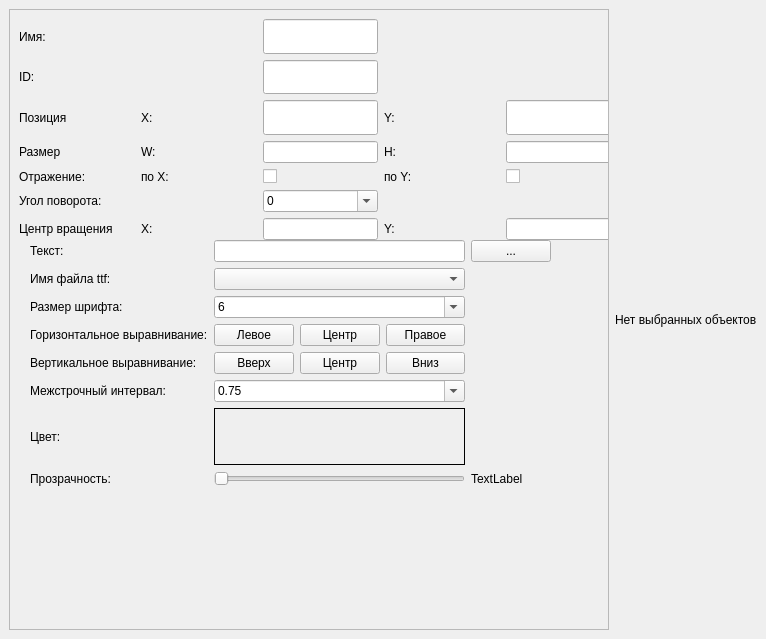
First picture: the form in ui/property_window.ui, repository ermachkov/GUI-Creator, before the edit.
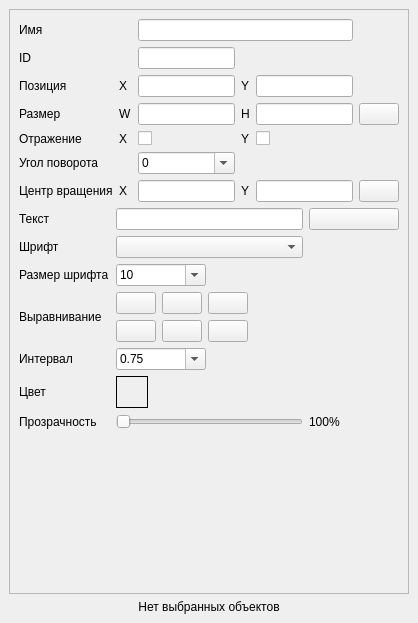
Second picture: the form after the edit. The open tabs and pages were chosen to show the change. Icons and pictures are not drawn.

What changed in the file:
```diff
--- a/ui/property_window.ui
+++ b/ui/property_window.ui
@@ -6,8 +6,8 @@
    <rect>
     <x>0</x>
     <y>0</y>
-    <width>766</width>
-    <height>639</height>
+    <width>418</width>
+    <height>623</height>
    </rect>
   </property>
   <property name="minimumSize">
@@ -20,7 +20,7 @@
    <string>Свойства</string>
   </property>
   <widget class="QWidget" name="mDockWidgetContents">
-   <layout class="QHBoxLayout" name="horizontalLayout">
+   <layout class="QVBoxLayout" name="mDockWidgetLayout">
     <item>
      <widget class="QScrollArea" name="mScrollArea">
       <property name="widgetResizable">
@@ -31,25 +31,240 @@
         <rect>
          <x>0</x>
          <y>0</y>
-         <width>608</width>
-         <height>597</height>
+         <width>398</width>
+         <height>555</height>
         </rect>
        </property>
+       <layout class="QVBoxLayout" name="mScrollAreaWidgetLayout">
+        <item>
+         <layout class="QGridLayout" name="mCommonLayout">
+          <item row="2" column="0">
+           <widget class="QLabel" name="mPositionLabel">
+            <property name="text">
+             <string>Позиция</string>
+            </property>
+           </widget>
+          </item>
+          <item row="4" column="4">
+           <widget class="QCheckBox" name="mFlipYCheckBox"/>
+          </item>
+          <item row="2" column="1">
+           <widget class="QLabel" name="mPositionXLabel">
+            <property name="text">
+             <string>X</string>
+            </property>
+           </widget>
+          </item>
+          <item row="3" column="1">
+           <widget class="QLabel" name="mSizeWLabel">
+            <property name="text">
+             <string>W</string>
+            </property>
+           </widget>
+          </item>
+          <item row="2" column="3">
+           <widget class="QLabel" name="mPositionYLabel">
+            <property name="text">
+             <string>Y</string>
+            </property>
+           </widget>
+          </item>
+          <item row="0" column="0">
+           <widget class="QLabel" name="mNameLabel">
+            <property name="text">
+             <string>Имя</string>
+            </property>
+           </widget>
+          </item>
+          <item row="6" column="4">
+           <widget class="QLineEdit" name="mRotationCenterYLineEdit"/>
+          </item>
+          <item row="6" column="0">
+           <widget class="QLabel" name="mRotationCenterLabel">
+            <property name="text">
+             <string>Центр вращения</string>
+            </property>
+           </widget>
+          </item>
+          <item row="1" column="0">
+           <widget class="QLabel" name="mObjectIDLabel">
+            <property name="text">
+             <string>ID</string>
+            </property>
+           </widget>
+          </item>
+          <item row="6" column="2">
+           <widget class="QLineEdit" name="mRotationCenterXLineEdit"/>
+          </item>
+          <item row="2" column="2">
+           <widget class="QLineEdit" name="mPositionXLineEdit"/>
+          </item>
+          <item row="3" column="3">
+           <widget class="QLabel" name="mSizeHLabel">
+            <property name="text">
+             <string>H</string>
+            </property>
+           </widget>
+          </item>
+          <item row="5" column="0">
+           <widget class="QLabel" name="mRotationAngleLabel">
+            <property name="text">
+             <string>Угол поворота</string>
+            </property>
+           </widget>
+          </item>
+          <item row="4" column="3">
+           <widget class="QLabel" name="mFlipYLabel">
+            <property name="text">
+             <string>Y</string>
+            </property>
+           </widget>
+          </item>
+          <item row="2" column="4">
+           <widget class="QLineEdit" name="mPositionYLineEdit"/>
+          </item>
+          <item row="3" column="4">
+           <widget class="QLineEdit" name="mSizeHLineEdit"/>
+          </item>
+          <item row="3" column="2">
+           <widget class="QLineEdit" name="mSizeWLineEdit"/>
+          </item>
+          <item row="6" column="3">
+           <widget class="QLabel" name="mRotationCenterYLabel">
+            <property name="text">
+             <string>Y</string>
+            </property>
+           </widget>
+          </item>
+          <item row="4" column="0">
+           <widget class="QLabel" name="mFlipLabel">
+            <property name="text">
+             <string>Отражение</string>
+            </property>
+           </widget>
+          </item>
+          <item row="4" column="1">
+           <widget class="QLabel" name="mFlipXLabel">
+            <property name="text">
+             <string>X</string>
+            </property>
+           </widget>
+          </item>
+          <item row="4" column="2">
+           <widget class="QCheckBox" name="mFlipXCheckBox"/>
+          </item>
+          <item row="3" column="0">
+           <widget class="QLabel" name="mSizeLabel">
+            <property name="text">
+             <string>Размер</string>
+            </property>
+           </widget>
+          </item>
+          <item row="6" column="1">
+           <widget class="QLabel" name="mRotationCenterXLabel">
+            <property name="text">
+             <string>X</string>
+            </property>
+           </widget>
+          </item>
+          <item row="3" column="5">
+           <widget class="QPushButton" name="mResetSizePushButton">
+            <property name="icon">
+             <iconset resource="../res/resources.qrc">
+              <normaloff>:/images/reset_property.png</normaloff>:/images/reset_property.png</iconset>
+            </property>
+            <property name="iconSize">
+             <size>
+              <width>16</width>
+              <height>16</height>
+             </size>
+            </property>
+           </widget>
+          </item>
+          <item row="6" column="5">
+           <widget class="QPushButton" name="mResetRotationCenterPushButton">
+            <property name="icon">
+             <iconset resource="../res/resources.qrc">
+              <normaloff>:/images/reset_property.png</normaloff>:/images/reset_property.png</iconset>
+            </property>
+            <property name="iconSize">
+             <size>
+              <width>16</width>
+              <height>16</height>
+             </size>
+            </property>
+           </widget>
+          </item>
+          <item row="0" column="2" colspan="3">
+           <widget class="QLineEdit" name="mNameLineEdit"/>
+          </item>
+          <item row="1" column="2">
+           <widget class="QLineEdit" name="mObjectIDLineEdit">
+            <property name="readOnly">
+             <bool>true</bool>
+            </property>
+           </widget>
+          </item>
+          <item row="5" column="2">
+           <widget class="QComboBox" name="mRotationAngleComboBox">
+            <property name="sizePolicy">
+             <sizepolicy hsizetype="Ignored" vsizetype="Fixed">
+              <horstretch>0</horstretch>
+              <verstretch>0</verstretch>
+             </sizepolicy>
+            </property>
+            <property name="editable">
+             <bool>true</bool>
+            </property>
+            <property name="insertPolicy">
+             <enum>QComboBox::NoInsert</enum>
+            </property>
+            <item>
+             <property name="text">
+              <string>0</string>
+             </property>
+            </item>
+            <item>
+             <property name="text">
+              <string>45</string>
+             </property>
+            </item>
+            <item>
+             <property name="text">
+              <string>90</string>
+             </property>
+            </item>
+            <item>
+             <property name="text">
+              <string>135</string>
+             </property>
+            </item>
+            <item>
+             <property name="text">
+              <string>180</string>
+             </property>
+            </item>
+            <item>
+             <property name="text">
+              <string>225</string>
+             </property>
+            </item>
+            <item>
+             <property name="text">
+              <string>270</string>
+             </property>
+            </item>
+            <item>
+             <property name="text">
+              <string>315</string>
+             </property>
+            </item>
+           </widget>
+          </item>
+         </layout>
+        </item>
+        <item>
        <widget class="QStackedWidget" name="mStackedWidget">
-        <property name="geometry">
-         <rect>
-          <x>10</x>
-          <y>220</y>
-          <width>591</width>
-          <height>311</height>
-         </rect>
-        </property>
-        <property name="sizePolicy">
-         <sizepolicy hsizetype="Preferred" vsizetype="Preferred">
-          <horstretch>0</horstretch>
-          <verstretch>0</verstretch>
-         </sizepolicy>
-        </property>
         <property name="currentIndex">
          <number>1</number>
         </property>
@@ -136,203 +351,40 @@
          </widget>
         </widget>
         <widget class="QWidget" name="mLabelPage">
-         <widget class="QWidget" name="gridLayoutWidget_2">
-          <property name="geometry">
-           <rect>
-            <x>10</x>
-            <y>10</y>
-            <width>521</width>
-            <height>246</height>
-           </rect>
-          </property>
-          <layout class="QGridLayout" name="gridLayout_4">
-           <item row="0" column="0">
-            <widget class="QLabel" name="mTextLabel">
-             <property name="text">
-              <string>Текст:</string>
-             </property>
-            </widget>
-           </item>
+           <layout class="QVBoxLayout" name="mLabelPageLayout">
+            <property name="margin">
+             <number>0</number>
+            </property>
+            <item>
+             <layout class="QGridLayout" name="mLabelLayout">
            <item row="1" column="0">
-            <widget class="QLabel" name="mFileNameLabel">
+               <widget class="QLabel" name="mLabelFileNameLabel">
              <property name="text">
-              <string>Имя файла ttf:</string>
-             </property>
-            </widget>
-           </item>
-           <item row="0" column="1">
-            <widget class="QLineEdit" name="mTextLineEdit">
-             <property name="sizePolicy">
-              <sizepolicy hsizetype="Preferred" vsizetype="Preferred">
-               <horstretch>0</horstretch>
-               <verstretch>0</verstretch>
-              </sizepolicy>
-             </property>
-             <property name="readOnly">
-              <bool>true</bool>
-             </property>
-            </widget>
-           </item>
-           <item row="2" column="0">
-            <widget class="QLabel" name="mFontSizeLabel">
-             <property name="text">
-              <string>Размер шрифта:</string>
-             </property>
-            </widget>
-           </item>
-           <item row="3" column="0">
-            <widget class="QLabel" name="mHorzAlignmentLabel">
-             <property name="text">
-              <string>Горизонтальное выравнивание:</string>
-             </property>
-            </widget>
-           </item>
-           <item row="4" column="0">
-            <widget class="QLabel" name="mVertAlignmentLabel">
-             <property name="text">
-              <string>Вертикальное выравнивание:</string>
+                 <string>Шрифт</string>
              </property>
             </widget>
            </item>
            <item row="5" column="0">
             <widget class="QLabel" name="mLineSpacingLabel">
              <property name="text">
-              <string>Межстрочный интервал:</string>
+                 <string>Интервал</string>
              </property>
             </widget>
            </item>
            <item row="6" column="0">
             <widget class="QLabel" name="mLabelColorLabel">
              <property name="text">
-              <string>Цвет:</string>
+                 <string>Цвет</string>
              </property>
             </widget>
            </item>
-           <item row="7" column="0">
-            <widget class="QLabel" name="mLabelOpacityLabel">
+              <item row="0" column="0">
+               <widget class="QLabel" name="mTextLabel">
              <property name="text">
-              <string>Прозрачность:</string>
+                 <string>Текст</string>
              </property>
             </widget>
            </item>
-           <item row="7" column="1">
-            <widget class="QSlider" name="mLabelOpacityHorizontalSlider">
-             <property name="maximum">
-              <number>100</number>
-             </property>
-             <property name="orientation">
-              <enum>Qt::Horizontal</enum>
-             </property>
-            </widget>
-           </item>
-           <item row="3" column="1">
-            <layout class="QHBoxLayout" name="horizontalLayout_3">
-             <item>
-              <widget class="QPushButton" name="mHorzAlignmentLeftPushButton">
-               <property name="text">
-                <string>Левое</string>
-               </property>
-               <property name="checkable">
-                <bool>true</bool>
-               </property>
-              </widget>
-             </item>
-             <item>
-              <widget class="QPushButton" name="mHorzAlignmentCenterPushButton">
-               <property name="text">
-                <string>Центр</string>
-               </property>
-               <property name="checkable">
-                <bool>true</bool>
-               </property>
-              </widget>
-             </item>
-             <item>
-              <widget class="QPushButton" name="mHorzAlignmentRightPushButton">
-               <property name="text">
-                <string>Правое</string>
-               </property>
-               <property name="checkable">
-                <bool>true</bool>
-               </property>
-              </widget>
-             </item>
-            </layout>
-           </item>
-           <item row="4" column="1">
-            <layout class="QHBoxLayout" name="horizontalLayout_4">
-             <item>
-              <widget class="QPushButton" name="mVertAlignmentTopPushButton">
-               <property name="text">
-                <string>Вверх</string>
-               </property>
-               <property name="checkable">
-                <bool>true</bool>
-               </property>
-              </widget>
-             </item>
-             <item>
-              <widget class="QPushButton" name="mVertAlignmentCenterPushButton">
-               <property name="text">
-                <string>Центр</string>
-               </property>
-               <property name="checkable">
-                <bool>true</bool>
-               </property>
-              </widget>
-             </item>
-             <item>
-              <widget class="QPushButton" name="mVertAlignmentBottomPushButton">
-               <property name="text">
-                <string>Вниз</string>
-               </property>
-               <property name="checkable">
-                <bool>true</bool>
-               </property>
-              </widget>
-             </item>
-            </layout>
-           </item>
-           <item row="6" column="1">
-            <widget class="QFrame" name="mLabelColorFrame">
-             <property name="frameShape">
-              <enum>QFrame::Box</enum>
-             </property>
-             <property name="frameShadow">
-              <enum>QFrame::Plain</enum>
-             </property>
-            </widget>
-           </item>
-           <item row="5" column="1">
-            <widget class="QComboBox" name="mLineSpacingComboBox">
-             <property name="editable">
-              <bool>true</bool>
-             </property>
-             <property name="insertPolicy">
-              <enum>QComboBox::NoInsert</enum>
-             </property>
-             <item>
-              <property name="text">
-               <string>0.75</string>
-              </property>
-             </item>
-             <item>
-              <property name="text">
-               <string>1.0</string>
-              </property>
-             </item>
-             <item>
-              <property name="text">
-               <string>1.5</string>
-              </property>
-             </item>
-             <item>
-              <property name="text">
-               <string>2.0</string>
-              </property>
-             </item>
-            </widget>
-           </item>
            <item row="2" column="1">
             <widget class="QComboBox" name="mFontSizeComboBox">
              <property name="editable">
@@ -344,16 +396,6 @@
              <property name="insertPolicy">
               <enum>QComboBox::NoInsert</enum>
              </property>
-             <item>
-              <property name="text">
-               <string>6</string>
-              </property>
-             </item>
-             <item>
-              <property name="text">
-               <string>8</string>
-              </property>
-             </item>
              <item>
               <property name="text">
                <string>10</string>
@@ -406,361 +448,262 @@
              </item>
             </widget>
            </item>
-           <item row="1" column="1">
-            <widget class="QComboBox" name="mLabelFileNameComboBox">
+              <item row="7" column="0">
+               <widget class="QLabel" name="mLabelOpacityLabel">
+                <property name="text">
+                 <string>Прозрачность</string>
+                </property>
+               </widget>
+              </item>
+              <item row="2" column="0">
+               <widget class="QLabel" name="mFontSizeLabel">
+                <property name="text">
+                 <string>Размер шрифта</string>
+                </property>
+               </widget>
+              </item>
+              <item row="5" column="1">
+               <widget class="QComboBox" name="mLineSpacingComboBox">
              <property name="editable">
-              <bool>false</bool>
+                 <bool>true</bool>
              </property>
              <property name="insertPolicy">
               <enum>QComboBox::NoInsert</enum>
              </property>
-            </widget>
-           </item>
-           <item row="0" column="2">
+                <item>
+                 <property name="text">
+                  <string>0.75</string>
+                 </property>
+                </item>
+                <item>
+                 <property name="text">
+                  <string>1.0</string>
+                 </property>
+                </item>
+                <item>
+                 <property name="text">
+                  <string>1.5</string>
+                 </property>
+                </item>
+                <item>
+                 <property name="text">
+                  <string>2.0</string>
+                 </property>
+                </item>
+               </widget>
+              </item>
+              <item row="0" column="3">
             <widget class="QPushButton" name="mTextEditPushButton">
-             <property name="text">
-              <string>...</string>
-             </property>
-            </widget>
-           </item>
-           <item row="7" column="2">
+                <property name="icon">
+                 <iconset resource="../res/resources.qrc">
+                  <normaloff>:/images/edit.png</normaloff>:/images/edit.png</iconset>
+                </property>
+                <property name="iconSize">
+                 <size>
+                  <width>16</width>
+                  <height>16</height>
+                 </size>
+                </property>
+               </widget>
+              </item>
+              <item row="0" column="1" colspan="2">
+               <widget class="QLineEdit" name="mTextLineEdit"/>
+              </item>
+              <item row="1" column="1" colspan="2">
+               <widget class="QComboBox" name="mLabelFileNameComboBox"/>
+              </item>
+              <item row="3" column="1" colspan="2">
+               <layout class="QHBoxLayout" name="mHorzAlignmentLayout">
+                <item>
+                 <widget class="QPushButton" name="mHorzAlignmentLeftPushButton">
+                  <property name="icon">
+                   <iconset resource="../res/resources.qrc">
+                    <normaloff>:/images/horz_align_left.png</normaloff>:/images/horz_align_left.png</iconset>
+                  </property>
+                  <property name="checkable">
+                   <bool>true</bool>
+                  </property>
+                 </widget>
+                </item>
+                <item>
+                 <widget class="QPushButton" name="mHorzAlignmentCenterPushButton">
+                  <property name="icon">
+                   <iconset resource="../res/resources.qrc">
+                    <normaloff>:/images/horz_align_center.png</normaloff>:/images/horz_align_center.png</iconset>
+                  </property>
+                  <property name="checkable">
+                   <bool>true</bool>
+                  </property>
+                 </widget>
+                </item>
+                <item>
+                 <widget class="QPushButton" name="mHorzAlignmentRightPushButton">
+                  <property name="icon">
+                   <iconset resource="../res/resources.qrc">
+                    <normaloff>:/images/horz_align_right.png</normaloff>:/images/horz_align_right.png</iconset>
+                  </property>
+                  <property name="checkable">
+                   <bool>true</bool>
+                  </property>
+                 </widget>
+                </item>
+                <item>
+                 <spacer name="mHorzAlignmentSpacer">
+                  <property name="orientation">
+                   <enum>Qt::Horizontal</enum>
+                  </property>
+                  <property name="sizeHint" stdset="0">
+                   <size>
+                    <width>40</width>
+                    <height>20</height>
+                   </size>
+                  </property>
+                 </spacer>
+                </item>
+               </layout>
+              </item>
+              <item row="4" column="1" colspan="2">
+               <layout class="QHBoxLayout" name="mVertAlignmentLayout">
+                <item>
+                 <widget class="QPushButton" name="mVertAlignmentTopPushButton">
+                  <property name="icon">
+                   <iconset resource="../res/resources.qrc">
+                    <normaloff>:/images/vert_align_top.png</normaloff>:/images/vert_align_top.png</iconset>
+                  </property>
+                  <property name="checkable">
+                   <bool>true</bool>
+                  </property>
+                 </widget>
+                </item>
+                <item>
+                 <widget class="QPushButton" name="mVertAlignmentCenterPushButton">
+                  <property name="icon">
+                   <iconset resource="../res/resources.qrc">
+                    <normaloff>:/images/vert_align_center.png</normaloff>:/images/vert_align_center.png</iconset>
+                  </property>
+                  <property name="checkable">
+                   <bool>true</bool>
+                  </property>
+                 </widget>
+                </item>
+                <item>
+                 <widget class="QPushButton" name="mVertAlignmentBottomPushButton">
+                  <property name="icon">
+                   <iconset resource="../res/resources.qrc">
+                    <normaloff>:/images/vert_align_bottom.png</normaloff>:/images/vert_align_bottom.png</iconset>
+                  </property>
+                  <property name="checkable">
+                   <bool>true</bool>
+                  </property>
+                 </widget>
+                </item>
+                <item>
+                 <spacer name="mVertAlignmentSpacer">
+                  <property name="orientation">
+                   <enum>Qt::Horizontal</enum>
+                  </property>
+                  <property name="sizeHint" stdset="0">
+                   <size>
+                    <width>40</width>
+                    <height>20</height>
+                   </size>
+                  </property>
+                 </spacer>
+                </item>
+               </layout>
+              </item>
+              <item row="6" column="1" colspan="2">
+               <layout class="QHBoxLayout" name="mLabelColorLayout">
+                <item>
+                 <widget class="QFrame" name="mLabelColorFrame">
+                  <property name="sizePolicy">
+                   <sizepolicy hsizetype="Fixed" vsizetype="Fixed">
+                    <horstretch>0</horstretch>
+                    <verstretch>0</verstretch>
+                   </sizepolicy>
+                  </property>
+                  <property name="minimumSize">
+                   <size>
+                    <width>32</width>
+                    <height>32</height>
+                   </size>
+                  </property>
+                  <property name="maximumSize">
+                   <size>
+                    <width>32</width>
+                    <height>32</height>
+                   </size>
+                  </property>
+                  <property name="autoFillBackground">
+                   <bool>true</bool>
+                  </property>
+                  <property name="frameShape">
+                   <enum>QFrame::Box</enum>
+                  </property>
+                  <property name="frameShadow">
+                   <enum>QFrame::Plain</enum>
+                  </property>
+                 </widget>
+                </item>
+                <item>
+                 <spacer name="mLabelColorSpacer">
+                  <property name="orientation">
+                   <enum>Qt::Horizontal</enum>
+                  </property>
+                  <property name="sizeHint" stdset="0">
+                   <size>
+                    <width>40</width>
+                    <height>20</height>
+                   </size>
+                  </property>
+                 </spacer>
+                </item>
+               </layout>
+              </item>
+              <item row="7" column="3">
             <widget class="QLabel" name="mLabelOpacityValueLabel">
              <property name="text">
-              <string>TextLabel</string>
+                 <string>100%</string>
              </property>
             </widget>
            </item>
-          </layout>
-         </widget>
-        </widget>
-       </widget>
-       <widget class="QWidget" name="layoutWidget">
-        <property name="geometry">
-         <rect>
-          <x>9</x>
-          <y>9</y>
-          <width>725</width>
-          <height>221</height>
-         </rect>
-        </property>
-        <layout class="QHBoxLayout" name="horizontalLayout_2">
-         <item>
-          <layout class="QGridLayout" name="gridLayout">
-           <item row="0" column="0">
-            <widget class="QLabel" name="mNameLabel">
-             <property name="text">
-              <string>Имя:</string>
+              <item row="7" column="1" colspan="2">
+               <widget class="QSlider" name="mLabelOpacitySlider">
+                <property name="maximum">
+                 <number>100</number>
+                </property>
+                <property name="orientation">
+                 <enum>Qt::Horizontal</enum>
              </property>
             </widget>
            </item>
-           <item row="2" column="4">
-            <widget class="QLineEdit" name="mPositionYLineEdit">
-             <property name="sizePolicy">
-              <sizepolicy hsizetype="Preferred" vsizetype="Preferred">
-               <horstretch>0</horstretch>
-               <verstretch>0</verstretch>
-              </sizepolicy>
-             </property>
-            </widget>
-           </item>
-           <item row="1" column="2">
-            <widget class="QLineEdit" name="mObjectIDLineEdit">
-             <property name="sizePolicy">
-              <sizepolicy hsizetype="Preferred" vsizetype="Preferred">
-               <horstretch>0</horstretch>
-               <verstretch>0</verstretch>
-              </sizepolicy>
-             </property>
-             <property name="readOnly">
-              <bool>true</bool>
-             </property>
-            </widget>
-           </item>
-           <item row="1" column="0">
-            <widget class="QLabel" name="mObjectIDLabel">
+              <item row="3" column="0" rowspan="2">
+               <widget class="QLabel" name="mAlignmentLabel">
              <property name="text">
-              <string>ID:</string>
+                 <string>Выравнивание</string>
              </property>
             </widget>
            </item>
-           <item row="2" column="0">
-            <widget class="QLabel" name="mPositionLabel">
-             <property name="text">
-              <string>Позиция</string>
-             </property>
-            </widget>
-           </item>
-           <item row="3" column="0">
-            <widget class="QLabel" name="mSizeLabel">
-             <property name="text">
-              <string>Размер</string>
-             </property>
-            </widget>
-           </item>
-           <item row="4" column="0">
-            <widget class="QLabel" name="mFlipLabel">
-             <property name="text">
-              <string>Отражение:</string>
-             </property>
-            </widget>
-           </item>
-           <item row="2" column="2">
-            <widget class="QLineEdit" name="mPositionXLineEdit">
-             <property name="sizePolicy">
-              <sizepolicy hsizetype="Preferred" vsizetype="Preferred">
-               <horstretch>0</horstretch>
-               <verstretch>0</verstretch>
-              </sizepolicy>
-             </property>
-            </widget>
-           </item>
-           <item row="2" column="3">
-            <widget class="QLabel" name="mPositionYLabel">
-             <property name="text">
-              <string>Y:</string>
-             </property>
-            </widget>
-           </item>
-           <item row="4" column="2">
-            <widget class="QCheckBox" name="mFlipXCheckBox">
-             <property name="text">
-              <string/>
-             </property>
-            </widget>
-           </item>
-           <item row="4" column="4">
-            <widget class="QCheckBox" name="mFlipYCheckBox">
-             <property name="text">
-              <string/>
-             </property>
-            </widget>
-           </item>
-           <item row="4" column="3">
-            <widget class="QLabel" name="mFlipYLabel">
-             <property name="text">
-              <string>по Y:</string>
-             </property>
-            </widget>
-           </item>
-           <item row="3" column="3">
-            <widget class="QLabel" name="mSizeHLabel">
-             <property name="text">
-              <string>H:</string>
-             </property>
-            </widget>
-           </item>
-           <item row="3" column="4">
-            <widget class="QLineEdit" name="mSizeHLineEdit">
-             <property name="sizePolicy">
-              <sizepolicy hsizetype="Preferred" vsizetype="Preferred">
-               <horstretch>0</horstretch>
-               <verstretch>0</verstretch>
-              </sizepolicy>
-             </property>
-            </widget>
-           </item>
-           <item row="3" column="2">
-            <widget class="QLineEdit" name="mSizeWLineEdit">
-             <property name="sizePolicy">
-              <sizepolicy hsizetype="Preferred" vsizetype="Preferred">
-               <horstretch>0</horstretch>
-               <verstretch>0</verstretch>
-              </sizepolicy>
-             </property>
-            </widget>
-           </item>
-           <item row="0" column="2">
-            <widget class="QLineEdit" name="mNameLineEdit">
-             <property name="sizePolicy">
-              <sizepolicy hsizetype="Preferred" vsizetype="Preferred">
-               <horstretch>0</horstretch>
-               <verstretch>0</verstretch>
-              </sizepolicy>
-             </property>
-             <property name="readOnly">
-              <bool>false</bool>
-             </property>
-            </widget>
-           </item>
-           <item row="3" column="5">
-            <widget class="QPushButton" name="mResetSizePushButton">
-             <property name="text">
-              <string>Исходный</string>
-             </property>
-            </widget>
-           </item>
-           <item row="5" column="0">
-            <widget class="QLabel" name="mRotationAngleLabel">
-             <property name="text">
-              <string>Угол поворота:</string>
-             </property>
-            </widget>
-           </item>
-           <item row="5" column="2">
-            <widget class="QComboBox" name="mRotationAngleComboBox">
-             <property name="editable">
-              <bool>true</bool>
-             </property>
-             <property name="insertPolicy">
-              <enum>QComboBox::NoInsert</enum>
-             </property>
+             </layout>
+            </item>
+           </layout>
+          </widget>
+         </widget>
+        </item>
              <item>
-              <property name="text">
-               <string>0</string>
-              </property>
-             </item>
-             <item>
-              <property name="text">
-               <string>30</string>
-              </property>
-             </item>
-             <item>
-              <property name="text">
-               <string>45</string>
-              </property>
-             </item>
-             <item>
-              <property name="text">
-               <string>60</string>
-              </property>
-             </item>
-             <item>
-              <property name="text">
-               <string>90</string>
-              </property>
-             </item>
-             <item>
-              <property name="text">
-               <string>120</string>
-              </property>
-             </item>
-             <item>
-              <property name="text">
-               <string>135</string>
-              </property>
-             </item>
-             <item>
-              <property name="text">
-               <string>150</string>
-              </property>
-             </item>
-             <item>
-              <property name="text">
-               <string>180</string>
-              </property>
-             </item>
-             <item>
-              <property name="text">
-               <string>210</string>
-              </property>
-             </item>
-             <item>
-              <property name="text">
-               <string>225</string>
-              </property>
-             </item>
-             <item>
-              <property name="text">
-               <string>240</string>
-              </property>
-             </item>
-             <item>
-              <property name="text">
-               <string>270</string>
-              </property>
-             </item>
-             <item>
-              <property name="text">
-               <string>300</string>
-              </property>
-             </item>
-             <item>
-              <property name="text">
-               <string>315</string>
-              </property>
-             </item>
-             <item>
-              <property name="text">
-               <string>330</string>
-              </property>
-             </item>
-            </widget>
-           </item>
-           <item row="6" column="0">
-            <widget class="QLabel" name="mRotationCenterLabel">
-             <property name="text">
-              <string>Центр вращения</string>
-             </property>
-            </widget>
-           </item>
-           <item row="6" column="2">
-            <widget class="QLineEdit" name="mRotationCenterXLineEdit">
-             <property name="sizePolicy">
-              <sizepolicy hsizetype="Preferred" vsizetype="Preferred">
-               <horstretch>0</horstretch>
-               <verstretch>0</verstretch>
-              </sizepolicy>
-             </property>
-            </widget>
-           </item>
-           <item row="6" column="3">
-            <widget class="QLabel" name="mRotationCenterYLabel">
-             <property name="text">
-              <string>Y:</string>
-             </property>
-            </widget>
-           </item>
-           <item row="6" column="4">
-            <widget class="QLineEdit" name="mRotationCenterYLineEdit">
-             <property name="sizePolicy">
-              <sizepolicy hsizetype="Preferred" vsizetype="Preferred">
-               <horstretch>0</horstretch>
-               <verstretch>0</verstretch>
-              </sizepolicy>
-             </property>
-            </widget>
-           </item>
-           <item row="6" column="5">
-            <widget class="QPushButton" name="mResetRotationCenterPushButton">
-             <property name="text">
-              <string>Центр</string>
-             </property>
-            </widget>
-           </item>
-           <item row="2" column="1">
-            <widget class="QLabel" name="mPositionXLabel">
-             <property name="text">
-              <string>X:</string>
-             </property>
-            </widget>
-           </item>
-           <item row="3" column="1">
-            <widget class="QLabel" name="mSizeWLabel">
-             <property name="text">
-              <string>W:</string>
-             </property>
-            </widget>
-           </item>
-           <item row="6" column="1">
-            <widget class="QLabel" name="mRotationCenterXLabel">
-             <property name="text">
-              <string>X:</string>
-             </property>
-            </widget>
-           </item>
-           <item row="4" column="1">
-            <widget class="QLabel" name="mFlipXLabel">
-             <property name="text">
-              <string>по X:</string>
-             </property>
-            </widget>
-           </item>
-          </layout>
-         </item>
-        </layout>
-       </widget>
-       <zorder>layoutWidget</zorder>
-       <zorder>mStackedWidget</zorder>
+         <spacer name="mScrollAreaSpacer">
+          <property name="orientation">
+           <enum>Qt::Vertical</enum>
+          </property>
+          <property name="sizeHint" stdset="0">
+           <size>
+            <width>20</width>
+            <height>40</height>
+           </size>
+          </property>
+         </spacer>
+        </item>
+       </layout>
       </widget>
      </widget>
     </item>
@@ -769,6 +712,9 @@
       <property name="text">
        <string>Нет выбранных объектов</string>
       </property>
+      <property name="alignment">
+       <set>Qt::AlignCenter</set>
+      </property>
      </widget>
     </item>
    </layout>
```
Left out of the diff: 148 changed lines with no effect on the pictures. Lines whose indentation alone changed are shown as unchanged.
